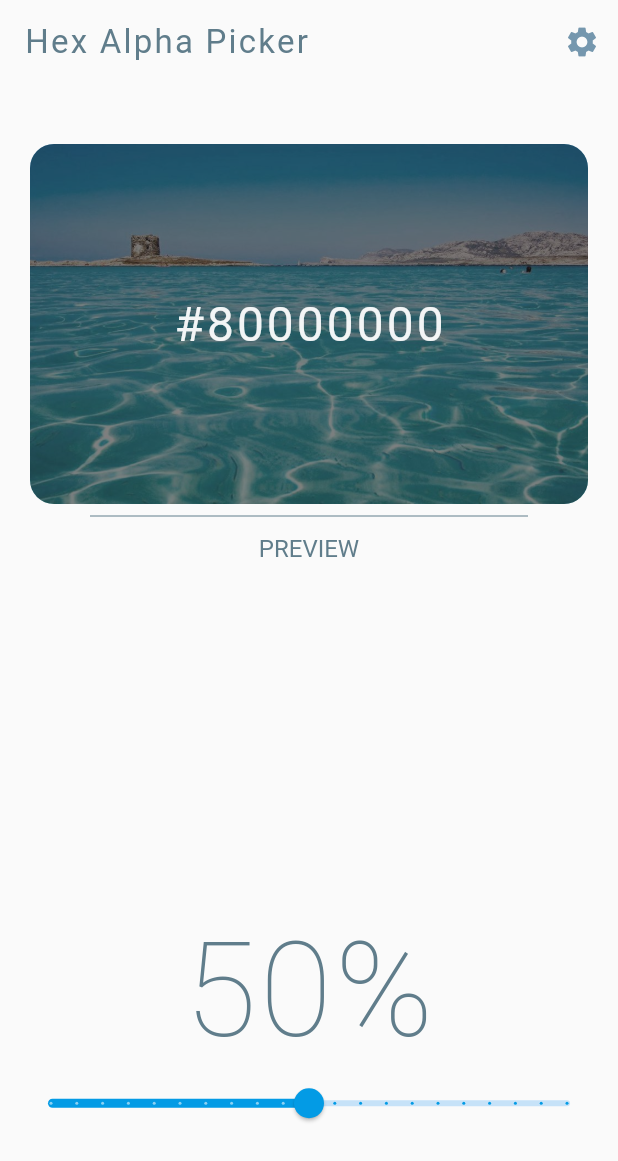
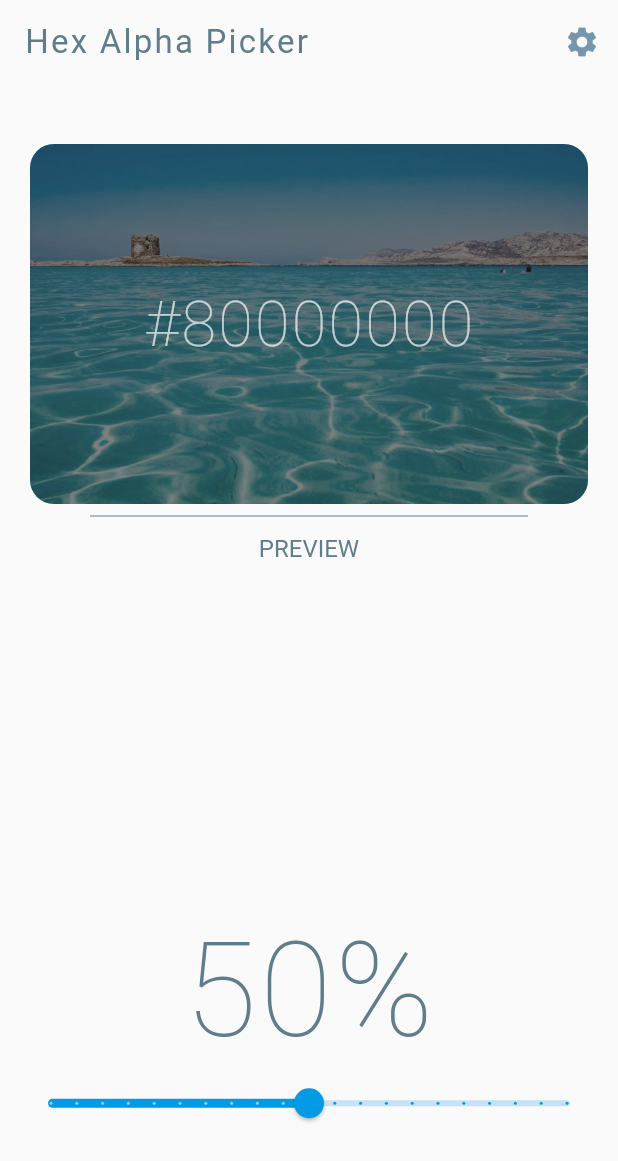
Before and after one commit to gshockv/HexAlphaPicker, a Flutter app: the screen it shows after launch, on a phone screen of 412 x 824 dp. Shown: the top 1161 px of the screen. Run offline on Flutter 3.47's test engine with Material 2 defaults, Android fonts, the light colour scheme and no system bars.

Commit message:
small UI fixes

```diff
--- a/lib/main.dart
+++ b/lib/main.dart
@@ -19,7 +19,7 @@ class AppHomePage extends StatefulWidget {
 }
 
 class _AppHomePageState extends State<AppHomePage> {
-  static const _defaultBlackHexColor = "000000";
+  static const _defaultOverlayColor = "000000";
 
   double _alphaValue = 0.5;
   int _alphaPercentage = 50;
@@ -39,7 +39,7 @@ class _AppHomePageState extends State<AppHomePage> {
 
   void _calculateOverlayColor() {
     _alphaPercentage = (_alphaValue * 100).round();
-    _hexWithAlphaColor = "#" + hexAlpha[_alphaPercentage] + _defaultBlackHexColor;
+    _hexWithAlphaColor = "#" + hexAlpha[_alphaPercentage] + _defaultOverlayColor;
     _overlayColor = Color(_hexToColor(_hexWithAlphaColor));
   }
 
@@ -139,10 +139,10 @@ class _AppHomePageState extends State<AppHomePage> {
                         child: Text(
                           "${_hexWithAlphaColor}",
                           style: TextStyle(
-                            color: Color(0xeeffffff),
-                            fontSize: 32,
-                            fontWeight: FontWeight.w400,
-                            letterSpacing: 2,
+                            color: Color(0xb3ffffff),
+                            fontSize: 42,
+                            fontWeight: FontWeight.w200,
+                            letterSpacing: 1.5,
                           ),
                         ),
                       ),
```
